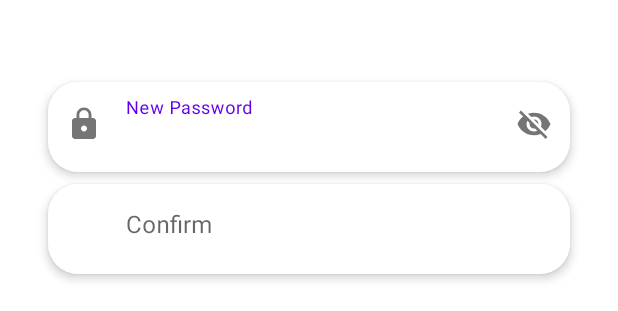
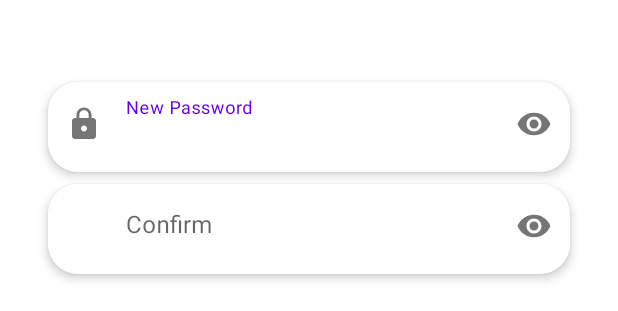
Before and after one commit to amirAHS2000/Pharmacy-Android, an Android app: the layout set_new_password_fragment.xml on its own in the app's theme, with its tools: preview values and no code run, on a phone screen of 412 x 824 dp. Shown: the part 387-698 px from the top of the screen. Run offline under Robolectric (Android 15) with nearby library versions, the phone set to English and light mode, and no system bars.

```diff
--- a/app/build.gradle
+++ b/app/build.gradle
@@ -3,6 +3,8 @@ plugins {
     id 'kotlin-android'
     id 'kotlin-kapt'
     id 'dagger.hilt.android.plugin'
+    id 'kotlin-parcelize'
+    id 'androidx.navigation.safeargs.kotlin'
 }
 
 android {
--- a/app/src/main/res/anim/push_right_out.xml
+++ b/app/src/main/res/anim/push_right_out.xml
@@ -3,7 +3,7 @@
     <translate
         android:duration="300"
         android:fromXDelta="0"
-        android:toXDelta="-100%p" />
+        android:toXDelta="100%p" />
     <alpha
         android:duration="300"
         android:fromAlpha="1.0"
--- a/app/src/main/res/layout/set_new_password_fragment.xml
+++ b/app/src/main/res/layout/set_new_password_fragment.xml
@@ -16,7 +16,7 @@
 
 
         <com.google.android.material.textfield.TextInputLayout
-            android:id="@+id/textInputLayout"
+            android:id="@+id/passwordInputLayoutSetNewPassword"
             android:layout_width="0dp"
             android:layout_height="wrap_content"
             android:layout_marginStart="32dp"
@@ -26,7 +26,7 @@
             android:elevation="4dp"
             app:boxStrokeWidth="0dp"
             app:boxStrokeWidthFocused="0dp"
-            app:layout_constraintBottom_toTopOf="@+id/textInputLayout2"
+            app:layout_constraintBottom_toTopOf="@+id/confirmInputLayoutSetNewPassword"
             app:layout_constraintEnd_toEndOf="parent"
             app:layout_constraintHorizontal_bias="0.5"
             app:layout_constraintStart_toStartOf="parent"
@@ -39,11 +39,12 @@
                 android:layout_width="match_parent"
                 android:layout_height="wrap_content"
                 android:background="@android:color/transparent"
+                android:inputType="textPassword"
                 android:hint="@string/new_password" />
         </com.google.android.material.textfield.TextInputLayout>
 
         <com.google.android.material.textfield.TextInputLayout
-            android:id="@+id/textInputLayout2"
+            android:id="@+id/confirmInputLayoutSetNewPassword"
             android:layout_width="0dp"
             android:layout_height="wrap_content"
             android:layout_marginTop="4dp"
@@ -52,11 +53,12 @@
             android:elevation="4dp"
             app:boxStrokeWidth="0dp"
             app:boxStrokeWidthFocused="0dp"
+            app:passwordToggleEnabled="true"
             app:layout_constraintBottom_toTopOf="@+id/button"
-            app:layout_constraintEnd_toEndOf="@+id/textInputLayout"
+            app:layout_constraintEnd_toEndOf="@+id/passwordInputLayoutSetNewPassword"
             app:layout_constraintHorizontal_bias="0.5"
-            app:layout_constraintStart_toStartOf="@+id/textInputLayout"
-            app:layout_constraintTop_toBottomOf="@+id/textInputLayout"
+            app:layout_constraintStart_toStartOf="@+id/passwordInputLayoutSetNewPassword"
+            app:layout_constraintTop_toBottomOf="@+id/passwordInputLayoutSetNewPassword"
             app:startIconDrawable="@drawable/ic_baseline_lock_24"
             app:startIconTint="@android:color/transparent">
 
@@ -64,6 +66,7 @@
                 android:layout_width="match_parent"
                 android:layout_height="wrap_content"
                 android:background="@android:color/transparent"
+                android:inputType="textPassword"
                 android:hint="@string/confirm" />
         </com.google.android.material.textfield.TextInputLayout>
 
@@ -78,9 +81,9 @@
             android:text="@string/set_new_password"
             app:cornerRadius="15dp"
             app:layout_constraintBottom_toBottomOf="parent"
-            app:layout_constraintEnd_toEndOf="@+id/textInputLayout2"
+            app:layout_constraintEnd_toEndOf="@+id/confirmInputLayoutSetNewPassword"
             app:layout_constraintHorizontal_bias="0.5"
-            app:layout_constraintStart_toStartOf="@+id/textInputLayout2"
-            app:layout_constraintTop_toBottomOf="@+id/textInputLayout2" />
+            app:layout_constraintStart_toStartOf="@+id/confirmInputLayoutSetNewPassword"
+            app:layout_constraintTop_toBottomOf="@+id/confirmInputLayoutSetNewPassword" />
     </androidx.constraintlayout.widget.ConstraintLayout>
 </layout>
--- a/build.gradle
+++ b/build.gradle
@@ -8,6 +8,7 @@ buildscript {
         mavenCentral()
     }
     ext.hilt_version = '2.40'
+    ext.nav_version = "2.3.5"
     dependencies {
         classpath "com.android.tools.build:gradle:7.0.3"
         classpath 'org.jetbrains.kotlin:kotlin-gradle-plugin:1.6.0'
@@ -15,6 +16,9 @@ buildscript {
 
         // NOTE: Do not place your application dependencies here; they belong
         // in the individual module build.gradle files
+
+        //safe args
+        classpath("androidx.navigation:navigation-safe-args-gradle-plugin:$nav_version")
     }
 }
 
```
Also changed, not shown: app/src/main/java/com/example/pharmacyapp/model/User.kt (+7 -3 lines), app/src/main/java/com/example/pharmacyapp/ui/fragment/prepare/forgetpassword/ForgetPasswordFragment.kt (+4 -3 lines), app/src/main/java/com/example/pharmacyapp/ui/fragment/prepare/forgetpassword/ForgetPasswordViewModel.kt (+7 -6 lines), app/src/main/java/com/example/pharmacyapp/ui/fragment/prepare/setNewPassword/SetNewPasswordFragment.kt (+56 -2 lines), app/src/main/java/com/example/pharmacyapp/ui/fragment/prepare/setNewPassword/SetNewPasswordViewModel.kt (+29 -1 lines), app/src/main/res/navigation/prepare_nav_graph.xml (+8 -8 lines).
